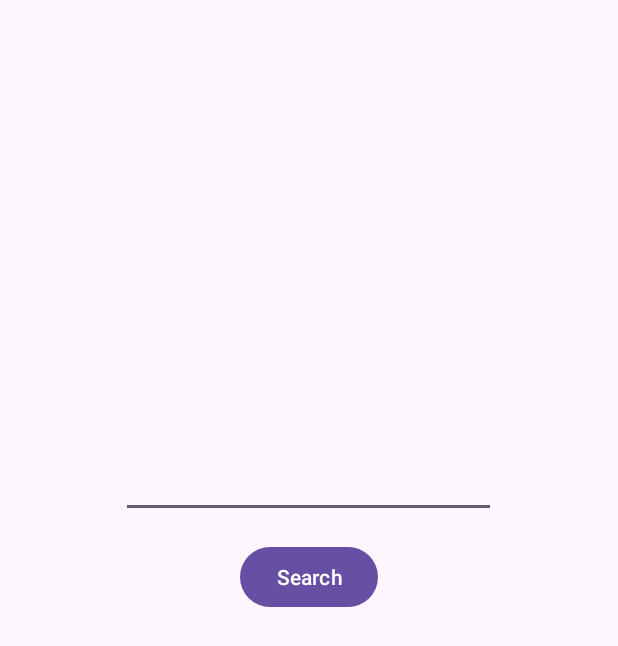
After one commit to debojitdas598/MutualFunds, an Android app: the CryptoSearch screen opened directly, with no data from a screen before it, on a phone screen of 412 x 824 dp. The commit adds this screen. Shown: the top 646 px of the screen. Run offline under Robolectric (Android 15) with nearby library versions, the phone set to English and light mode, and no system bars; our stand-ins replace Volley; network calls fail.

Commit message:
added CryptoSearch(Autocomplete)

```diff
--- a/app/src/main/AndroidManifest.xml
+++ b/app/src/main/AndroidManifest.xml
@@ -14,6 +14,9 @@
         android:supportsRtl="true"
         android:theme="@style/Theme.MutualFunds"
         tools:targetApi="31">
+        <activity
+            android:name=".cryptocurreny.CryptoSearch"
+            android:exported="true" />
         <activity
             android:name=".authentication.Register"
             android:exported="true" />
--- a/app/src/main/java/com/example/mutualfunds/AutoComplete.java
+++ b/app/src/main/java/com/example/mutualfunds/AutoCompleteMutualFunds.java
@@ -15,12 +15,12 @@ import org.json.JSONObject;
 
 import java.util.ArrayList;
 
-public class AutoComplete {
+public class AutoCompleteMutualFunds {
 
     Context context;
     ArrayList<String> strschemename;
     ArrayList<String> strschemecode;
-    public AutoComplete(Context context){
+    public AutoCompleteMutualFunds(Context context){
         this.context = context;
     }
 
--- a/app/src/main/java/com/example/mutualfunds/MainActivity.java
+++ b/app/src/main/java/com/example/mutualfunds/MainActivity.java
@@ -26,13 +26,13 @@ public class MainActivity extends AppCompatActivity {
         int layout = android.R.layout.simple_list_item_1;
 
         search = findViewById(R.id.searchButton);
-        AutoComplete autoComplete = new AutoComplete(this);
+        AutoCompleteMutualFunds autoCompleteMutualFunds = new AutoCompleteMutualFunds(this);
 
         listSchemeName = new ArrayList<String>();
-        listSchemeName = autoComplete.schemeName();
+        listSchemeName = autoCompleteMutualFunds.schemeName();
 
         listSchemeCode = new ArrayList<String>();
-        listSchemeCode = autoComplete.schemeCode();
+        listSchemeCode = autoCompleteMutualFunds.schemeCode();
 
         ArrayAdapter<String> adapter = new ArrayAdapter<String>(this,
                 android.R.layout.simple_dropdown_item_1line, listSchemeName);
--- /dev/null
+++ b/app/src/main/java/com/example/mutualfunds/cryptocurreny/AutocompleteCrypto.java
@@ -0,0 +1,98 @@
+package com.example.mutualfunds.cryptocurreny;
+
+import android.content.Context;
+
+import com.android.volley.Request;
+import com.android.volley.RequestQueue;
+import com.android.volley.Response;
+import com.android.volley.VolleyError;
+import com.android.volley.toolbox.JsonArrayRequest;
+import com.android.volley.toolbox.StringRequest;
+import com.android.volley.toolbox.Volley;
+
+import org.json.JSONArray;
+import org.json.JSONException;
+import org.json.JSONObject;
+
+import java.util.ArrayList;
+
+public class AutocompleteCrypto {
+    Context context;
+    ArrayList<String> strcoinname;
+    ArrayList<String> strcoincode;
+
+    public AutocompleteCrypto(Context context){
+        this.context = context;
+    }
+
+    public ArrayList<String> coinName(){
+        strcoinname = new ArrayList<>();
+        String url = "https://api.coingecko.com/api/v3/search";
+        RequestQueue queue = Volley.newRequestQueue(context);
+
+
+        StringRequest stringRequest = new StringRequest(Request.Method.GET, url,
+                new Response.Listener<String>() {
+                    @Override
+                    public void onResponse(String  response) {
+                        try {
+                            JSONObject jsonObject = new JSONObject(response);
+                            JSONArray coinsArray = jsonObject.getJSONArray("coins");
+                            for (int i = 0; i < response.length(); i++) {
+                                JSONObject coinObject = coinsArray.getJSONObject(i);
+                                String coinName = coinObject.getString("name");
+                                strcoinname.add(coinName);
+                            }
+                        } catch (JSONException e) {
+                            e.printStackTrace();
+                        }
+                    }
+                },
+                new Response.ErrorListener() {
+                    @Override
+                    public void onErrorResponse(VolleyError error) {
+                        error.printStackTrace();
+                    }
+                });
+
+        queue.add(stringRequest);
+        return strcoinname;
+    }
+
+    public ArrayList<String> coinCode(){
+        strcoincode = new ArrayList<>();
+        String url = "https://api.coingecko.com/api/v3/search";
+        RequestQueue queue = Volley.newRequestQueue(context);
+
+
+        StringRequest stringRequest = new StringRequest(Request.Method.GET, url,
+                new Response.Listener<String>() {
+                    @Override
+                    public void onResponse(String response) {
+                        try {
+
+                            JSONObject jsonObject = new JSONObject(String.valueOf(response));
+                            JSONArray coinsArray = jsonObject.getJSONArray("coins");
+                            for (int i = 0; i < response.length(); i++) {
+                                JSONObject coinObject = coinsArray.getJSONObject(i);
+                                String coinCode = coinObject.getString("code");
+                                strcoincode.add(coinCode);
+                            }
+                        } catch (JSONException e) {
+                            e.printStackTrace();
+                        }
+                    }
+                },
+                new Response.ErrorListener() {
+                    @Override
+                    public void onErrorResponse(VolleyError error) {
+                        error.printStackTrace();
+                    }
+                });
+
+        queue.add(stringRequest);
+        return strcoincode;
+
+    }
+
+}
--- /dev/null
+++ b/app/src/main/java/com/example/mutualfunds/cryptocurreny/CryptoSearch.java
@@ -0,0 +1,40 @@
+package com.example.mutualfunds.cryptocurreny;
+
+import androidx.appcompat.app.AppCompatActivity;
+
+import android.os.Bundle;
+import android.widget.ArrayAdapter;
+import android.widget.AutoCompleteTextView;
+import android.widget.Button;
+
+import com.example.mutualfunds.AutoCompleteMutualFunds;
+import com.example.mutualfunds.R;
+
+import java.util.ArrayList;
+
+public class CryptoSearch extends AppCompatActivity {
+
+    AutoCompleteTextView autoCompleteTextView;
+    Button search;
+    ArrayList<String> listCoinName;
+    ArrayList<String> listCoinCode;
+    @Override
+    protected void onCreate(Bundle savedInstanceState) {
+        super.onCreate(savedInstanceState);
+        setContentView(R.layout.activity_crypto_search);
+
+        search = findViewById(R.id.searchButton);
+        AutocompleteCrypto autocompleteCrypto = new AutocompleteCrypto(this);
+
+        listCoinName = new ArrayList<String>();
+        listCoinName = autocompleteCrypto.coinName();
+
+        listCoinCode = new ArrayList<String>();
+        listCoinCode = autocompleteCrypto.coinCode();
+
+        ArrayAdapter<String> adapter = new ArrayAdapter<String>(this,
+                android.R.layout.simple_dropdown_item_1line, listCoinName);
+        autoCompleteTextView = findViewById(R.id.autoCompleteTextView);
+        autoCompleteTextView.setAdapter(adapter);
+    }
+}
--- /dev/null
+++ b/app/src/main/res/layout/activity_crypto_search.xml
@@ -0,0 +1,26 @@
+<?xml version="1.0" encoding="utf-8"?>
+<androidx.appcompat.widget.LinearLayoutCompat xmlns:android="http://schemas.android.com/apk/res/android"
+    xmlns:app="http://schemas.android.com/apk/res-auto"
+    xmlns:tools="http://schemas.android.com/tools"
+    android:layout_width="match_parent"
+    android:layout_height="match_parent"
+    tools:context=".cryptocurreny.CryptoSearch"
+    android:orientation="vertical">
+
+    <AutoCompleteTextView
+        android:layout_width="250dp"
+        android:layout_marginTop="300dp"
+        android:layout_gravity="center"
+        android:layout_height="wrap_content"
+        android:id="@+id/autoCompleteTextView"
+        />
+
+    <Button
+        android:id="@+id/searchButton"
+        android:layout_width="wrap_content"
+        android:layout_height="wrap_content"
+        android:layout_gravity="center"
+        android:layout_marginTop="15dp"
+        android:text="Search" />
+
+</androidx.appcompat.widget.LinearLayoutCompat>
```
